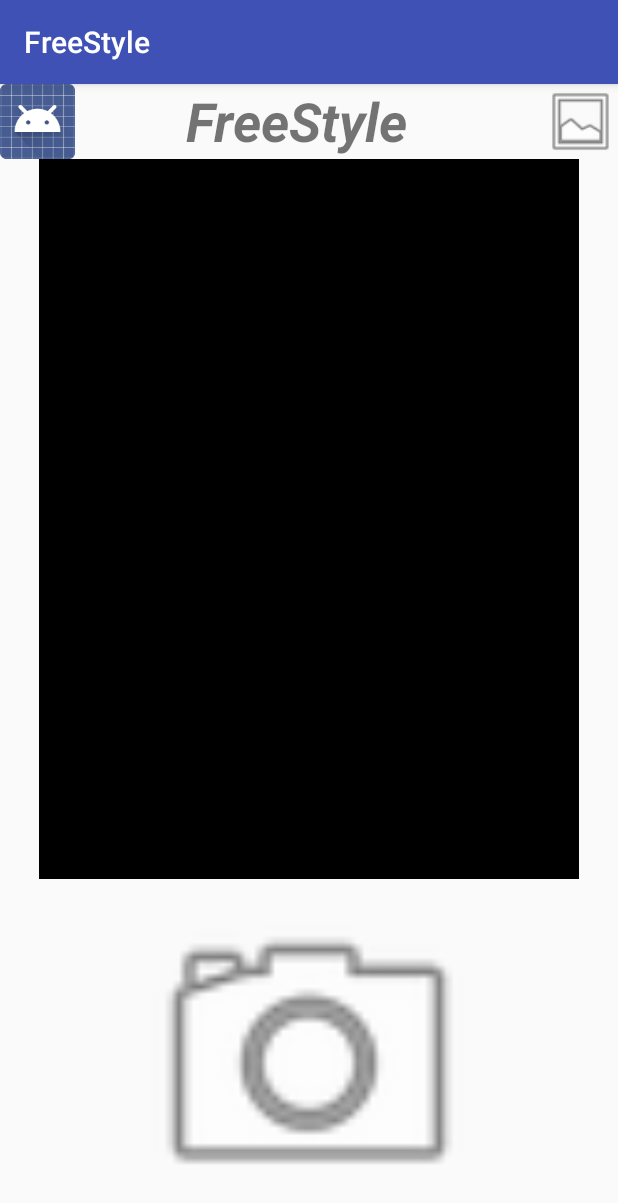
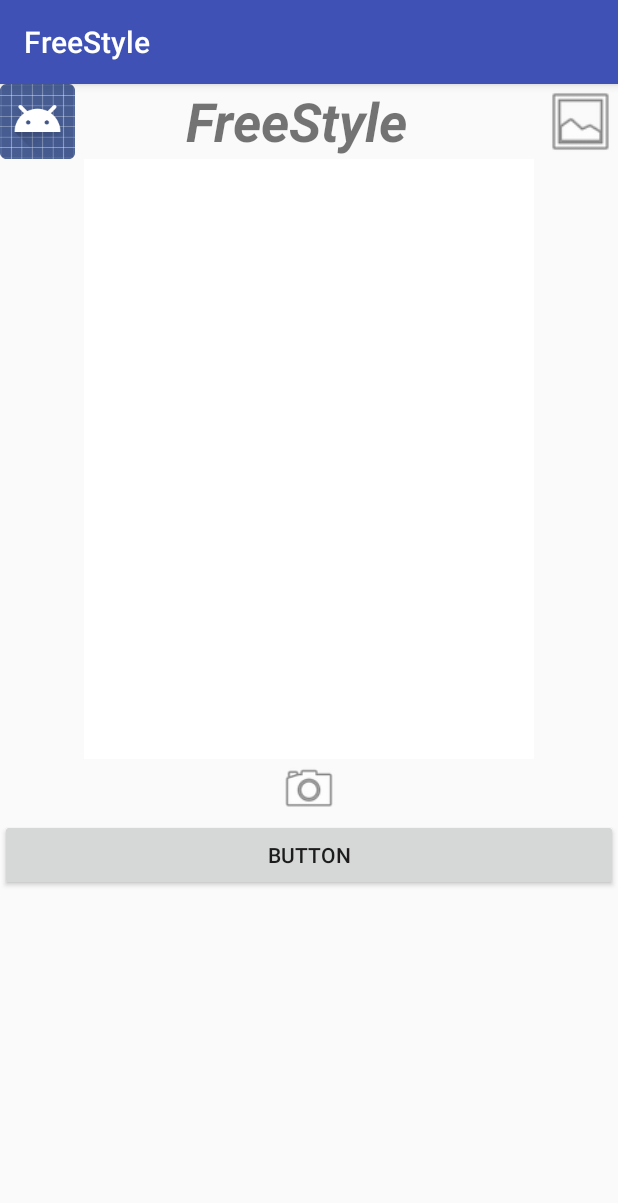
Before and after one commit to SuperMario233/phototransform-front, an Android app: the screen it shows after launch (main_photo), on a phone screen of 412 x 824 dp. Shown: the top 1203 px of the screen. Run offline under Robolectric (Android 15) with nearby library versions, the phone set to English and light mode, and no system bars.

Commit message:
还是有很多问题……不过基本功能应该算是实现了吧

```diff
--- a/app/src/main/AndroidManifest.xml
+++ b/app/src/main/AndroidManifest.xml
@@ -8,6 +8,8 @@
     <uses-permission android:name="android.permission.READ_CONTACTS" />
     <uses-permission android:name="android.permission.INTERNET" />
     <uses-permission android:name="android.permission.ACCESS_NETWORK_STATE" />
+    <uses-permission android:name="android.permission.WRITE_EXTERNAL_STORAGE"/>
+    <uses-permission android:name="android.permission.CAMERA"/>
 
     <application
         android:allowBackup="true"
--- a/app/src/main/res/layout/activity_main_photo.xml
+++ b/app/src/main/res/layout/activity_main_photo.xml
@@ -33,8 +33,9 @@
         android:id="@+id/gallery"
         android:layout_width="50dp"
         android:layout_height="50dp"
+        android:layout_alignParentBottom="true"
+        android:layout_alignParentEnd="true"
         app:srcCompat="@android:drawable/ic_menu_gallery"
-        android:layout_alignParentEnd="true"
         tools:layout_editor_absoluteX="318dp"
         tools:layout_editor_absoluteY="1dp" />
 
@@ -42,27 +43,44 @@
 
     <RelativeLayout
         android:layout_width="match_parent"
-        android:layout_height="480dp">
+        android:layout_height="400dp">
+
+        <TextureView
+            android:id="@+id/camera_in"
+            android:layout_width="300dp"
+            android:layout_height="400dp"
+            android:layout_alignParentTop="true"
+            android:layout_centerHorizontal="true"
+            android:layout_marginStart="0dp"
+            android:layout_marginTop="0dp" />
 
         <ImageView
-            android:id="@+id/camera_in"
-            android:layout_width="360dp"
-            android:layout_height="480dp"
-            android:layout_centerInParent="true"
-            android:adjustViewBounds="false"
-            android:background="@android:color/background_dark"
-            android:clickable="false"
-            app:srcCompat="@android:color/black"
-            tools:layout_editor_absoluteX="20dp"
-            tools:layout_editor_absoluteY="20dp" />
+            android:id="@+id/photo_show"
+            android:layout_width="300dp"
+            android:layout_height="400dp"
+            android:layout_alignParentTop="true"
+            android:layout_centerHorizontal="true"
+            android:layout_marginStart="0dp"
+            android:layout_marginTop="0dp"
+            app:srcCompat="@android:color/background_light" />
+
     </RelativeLayout>
+    <RelativeLayout
+        android:layout_width="match_parent"
+        android:layout_height="40dp">
     <ImageView
         android:id="@+id/photo_button"
-        android:layout_width="match_parent"
-        android:layout_height="41dp"
-        android:layout_weight="1"
+        android:layout_width="40dp"
+        android:layout_height="40dp"
+        android:layout_centerHorizontal="true"
+        android:layout_alignParentTop="true"
         app:srcCompat="@android:drawable/ic_menu_camera"
         tools:layout_editor_absoluteX="172dp"
         tools:layout_editor_absoluteY="473dp" />
+    </RelativeLayout>
 
+    <Button
+        android:layout_width="match_parent"
+        android:layout_height="wrap_content"
+        android:text="Button" />
 </LinearLayout>
```
Also changed, not shown: app/src/main/java/com/binarypheasant/freestyle/main_photo.java (+435 -1 lines), app/src/main/java/com/binarypheasant/freestyle/prepublish.java (+69 -1 lines), app/src/main/res/layout/activity_prepublish.xml (+14 -3 lines).
